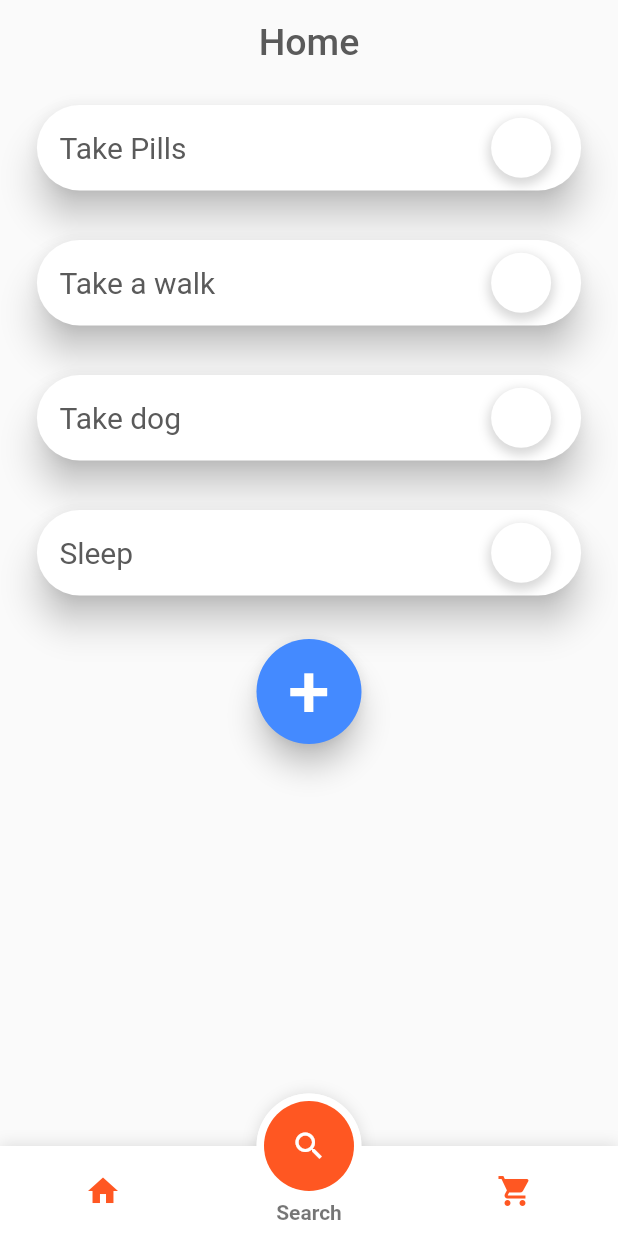
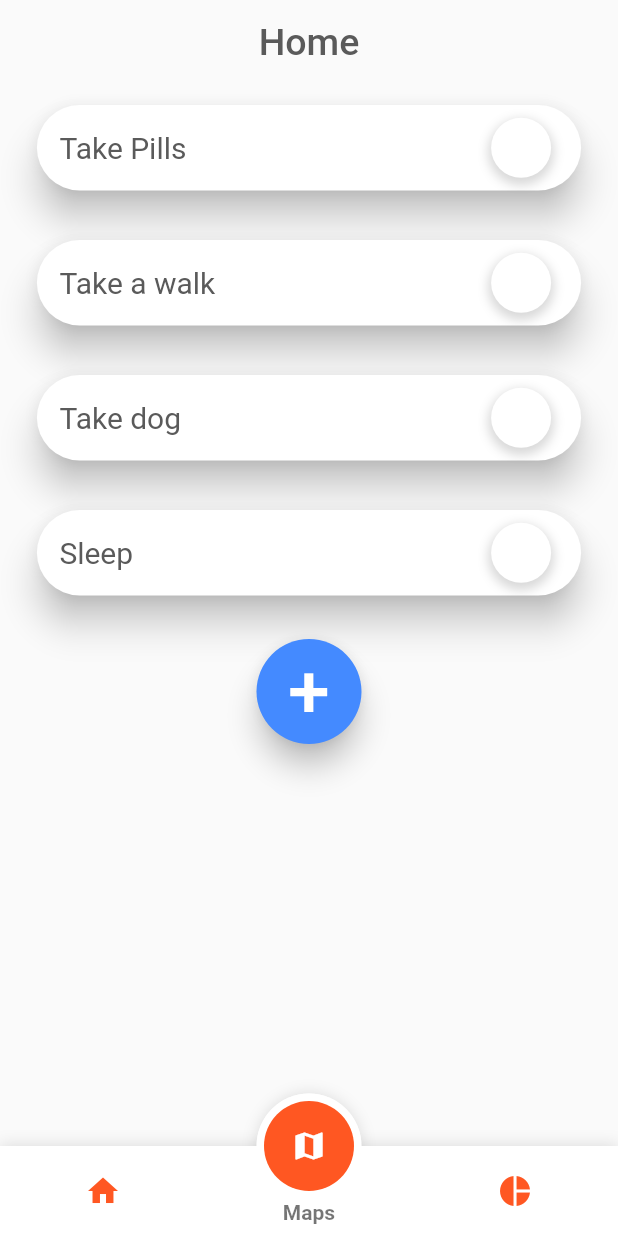
Before and after one commit to samiraliyev573/bchacks2021-juniorhelp, a Flutter app: the screen it shows after launch, on a phone screen of 412 x 824 dp. Run offline on Flutter 3.47's test engine with Material 2 defaults, Android fonts, the phone set to English and light mode, and no system bars; drawn by our look-alikes of fancy_bottom_navigation; our stand-ins replace flutter_datetime_picker.

Commit message:
Map Page for google maps

```diff
--- a/juniorhelp/lib/main.dart
+++ b/juniorhelp/lib/main.dart
@@ -37,19 +37,19 @@ class _MyHomePageState extends State<MyHomePage> {
       bottomNavigationBar: FancyBottomNavigation(
         tabs: [
           TabData(
-                iconData: Icons.home,
+              iconData: Icons.home,
               title: "Home",
               onclick: () {
                 final FancyBottomNavigationState fState =
                     bottomNavigationKey.currentState;
-                fState.setPage(2);
+                fState.setPage(1);
               }),
           TabData(
-              iconData: Icons.search,
-              title: "Search",
+              iconData: Icons.map,
+              title: "Maps",
               onclick: () => Navigator.of(context)
                   .push(MaterialPageRoute(builder: (context) => Home()))),
-          TabData(iconData: Icons.shopping_cart, title: "Basket")
+          TabData(iconData: Icons.pie_chart, title: "Statistics")
         ],
         initialSelection: 1,
         key: bottomNavigationKey,
```
Also changed, not shown: juniorhelp/pubspec.yaml (+4 -4 lines), juniorhelp/pubspec.lock.
